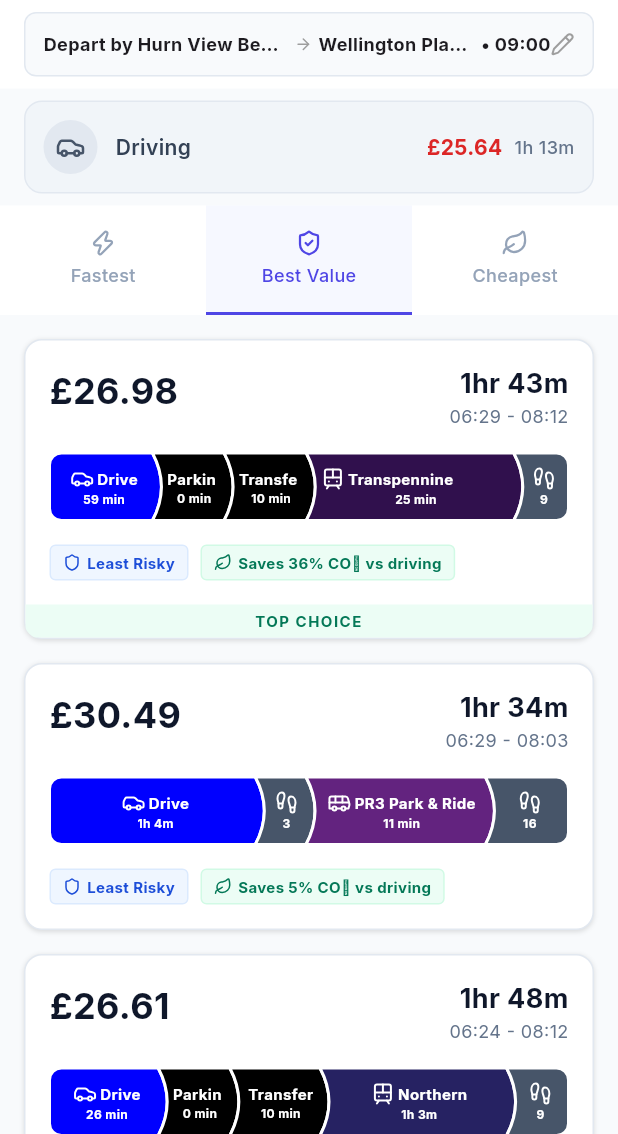
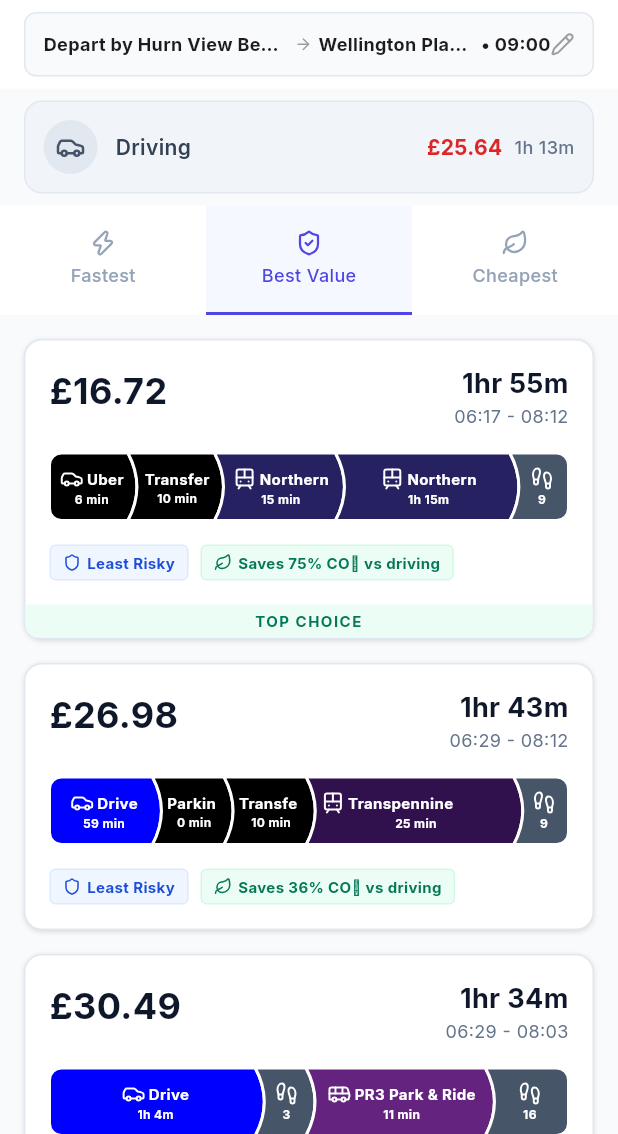
Before and after one commit to isaacw123434/Apptest, a Flutter app: the screen it shows after launch, after a tap on "Mock Route 2", on a phone screen of 412 x 824 dp, the part 102-1236 px from its top. Run offline on Flutter 3.47's test engine with Material 3 defaults, Android fonts, the phone set to English and light mode, and no system bars; our stand-ins replace flutter_map, google_fonts, latlong2, lucide_icons.

Commit message:
Update pricing logic for Route 1 and Route 2
Updated `client/lib/services/mock_data.dart` to include specific pricing provided by the user for Route 1.
Updated `client/lib/utils/routes_parser.dart` to implement specific pricing overrides for Uber legs in Route 1 and Route 2 (Brough, York, Beverley, Hull, Eastrington).
Updated `client/test/routes_parser_test.dart` to verify these specific prices against `routes.json` and `routes_2.json`.

Co-authored-by: isaacw123434 <188620241+isaacw123434@users.noreply.github.com>

```diff
--- a/client/lib/services/mock_data.dart
+++ b/client/lib/services/mock_data.dart
@@ -85,7 +85,7 @@ final Map<String, dynamic> segmentOptionsData = {
       'detail': 'St Chads → Leeds Station',
       'time': 14,
       'cost': 8.97,
-      'distance': 3.22,
+      'distance': 3.2,
       'co2': 0.88,
       'riskScore': 0,
       'iconId': IconIds.car,
@@ -95,7 +95,7 @@ final Map<String, dynamic> segmentOptionsData = {
       'desc': 'Fastest door-to-door.',
       'waitTime': 4,
       'segments': [
-        { 'mode': 'taxi', 'label': 'Uber', 'lineColor': '#000000', 'iconId': IconIds.car, 'time': 14, 'to': 'Leeds Station', 'distance': 3.22, 'co2': 0.88 }
+        { 'mode': 'taxi', 'label': 'Uber', 'lineColor': '#000000', 'iconId': IconIds.car, 'time': 14, 'to': 'Leeds Station', 'distance': 3.2, 'co2': 0.88 }
       ]
     },
     {
--- a/client/lib/utils/routes_parser.dart
+++ b/client/lib/utils/routes_parser.dart
@@ -54,7 +54,7 @@ InitData parseRoutesJson(String jsonString, {String? routeId}) {
         mockPath = fullPath;
         directDrive = DirectDrive(
           time: (totalDurationSeconds / 60).round(),
-          cost: _estimateCost('Direct Drive', totalDistMiles, []),
+          cost: _estimateCost('Direct Drive', totalDistMiles, [], groupName: name),
           distance: double.parse(totalDistMiles.toStringAsFixed(2)),
           co2: calculateEmission(totalDistMiles, IconIds.car),
         );
@@ -188,7 +188,7 @@ Leg _parseOptionToLeg(Map<String, dynamic> option, {String groupName = '', Strin
     id: id,
     label: name,
     time: finalTime,
-    cost: _estimateCost(name, finalDistMiles, mergedSegments),
+    cost: _estimateCost(name, finalDistMiles, mergedSegments, groupName: groupName),
     distance: double.parse(finalDistMiles.toStringAsFixed(2)),
     riskScore: risk['score'],
     riskReason: risk['reason'],
@@ -568,8 +568,50 @@ String _generateDetail(List<Segment> segments) {
     return parts.join(' + ');
 }
 
-double _estimateCost(String name, double distanceMiles, List<Segment> segments) {
+double _estimateCost(String name, double distanceMiles, List<Segment> segments, {String groupName = ''}) {
     String lower = name.toLowerCase();
+
+    // Specific Overrides for Known Routes to match User Requirements
+
+    // Route 1: Uber St Chads to Leeds Station (Group 1)
+    if (groupName.contains('Group 1') && lower.contains('uber') && !lower.contains('train')) {
+        // St Chads -> Leeds is approx 3.42 miles in routes.json. User wants £8.97
+        if (distanceMiles > 3.0 && distanceMiles < 4.0) {
+            return 8.97;
+        }
+        // Headingley (shorter)
+        if (distanceMiles < 2.0) {
+             // User says "£5.92 Uber 5 min drive to headinley".
+             // If this leg is just Uber, return 5.92.
+             return 5.92;
+        }
+    }
+
+    // Route 1: Uber Headingley to Leeds (as part of Uber+Train)
+    if (groupName.contains('Group 2') && lower.contains('uber') && lower.contains('train')) {
+        // "£5.92 Uber ... then train".
+        // Train cost is £3.40 (Northern). Total £9.32.
+        // We calculate train cost separately or add fixed?
+        // Train cost via formula: 5.00 + 0.3*dist.
+        // Let's rely on specific destination checks.
+    }
+
+    // Route 1: Last Mile Uber (Group 4)
+    if (groupName.contains('Group 4') && lower.contains('uber')) {
+        // Loughborough -> East Leake. Dist ~4.5 mi. User wants £14.89.
+        if (distanceMiles > 4.0 && distanceMiles < 6.0) {
+            return 14.89;
+        }
+    }
+
+    // Route 2: Hub overrides based on destination/origin names in the label
+    if (lower.contains('uber')) {
+        if (lower.contains('brough')) return 22.58 + (lower.contains('train') ? 8.10 : 0);
+        if (lower.contains('york')) return 46.24 + (lower.contains('train') ? 5.20 : 0);
+        if (lower.contains('beverley')) return 4.62 + (lower.contains('train') ? 12.10 : 0);
+        if (lower.contains('hull')) return 20.63 + (lower.contains('train') ? 9.60 : 0);
+        if (lower.contains('eastrington')) return 34.75 + (lower.contains('train') ? 7.00 : 0);
+    }
 
     // P&R logic
     if (lower.contains('p&r')) {
@@ -577,14 +619,15 @@ double _estimateCost(String name, double distanceMiles, List<Segment> segments)
         return 5.00 + (0.45 * distanceMiles);
     }
 
-    // Train logic (covers Access + Train combinations)
+    // Train logic (covers Access + Train combinations if not caught above)
     if (lower.contains('train')) {
         // Generalized Train Cost: Base + Rate
         double trainCost = 5.00 + (0.30 * distanceMiles);
 
         // Add Access Cost
         if (lower.contains('uber')) {
-            return trainCost + 8.00 + (1.50 * 3); // Approx access
+            // General formula fallback
+            return trainCost + 8.00 + (1.50 * 3);
         }
         if (lower.contains('drive')) {
              return trainCost + 5.00; // Fuel/Parking
```
Also changed, not shown: 1 other file.
